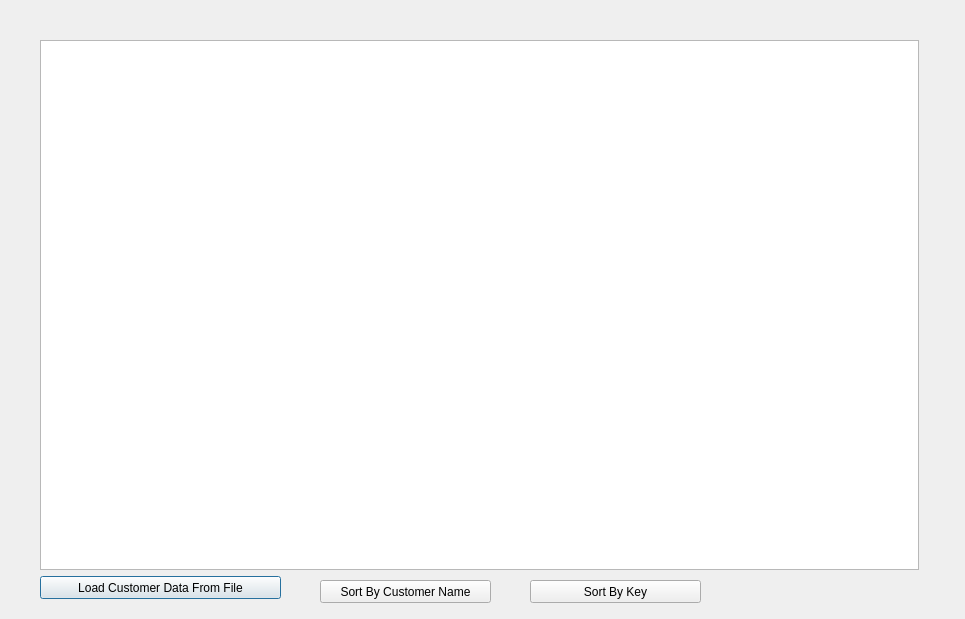
shatfield4/iCyberSecurity, file iCyberSecurity-master/iCyberSecurity-master/iCyberSecurity/adminpage.ui: the form before one commit.
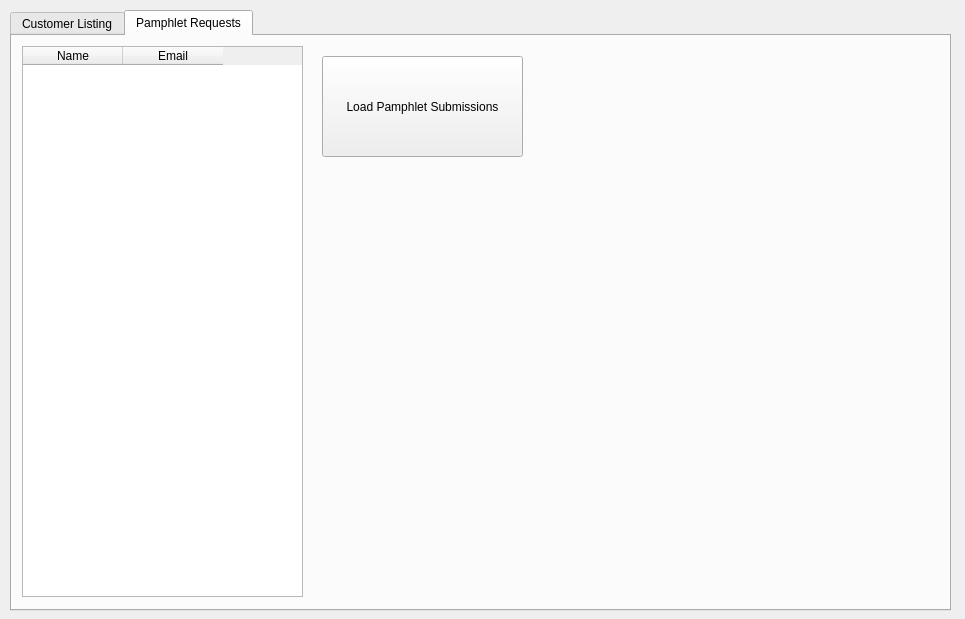
The form after the commit.

Commit message: UPDATED PAMPHLET SUBMISSION

```diff
--- a/iCyberSecurity-master/iCyberSecurity-master/iCyberSecurity/adminpage.ui
+++ b/iCyberSecurity-master/iCyberSecurity-master/iCyberSecurity/adminpage.ui
@@ -13,11 +13,40 @@
   <property name="windowTitle">
    <string>Dialog</string>
   </property>
+  <widget class="QTabWidget" name="tabWidget">
+   <property name="geometry">
+    <rect>
+     <x>10</x>
+     <y>10</y>
+     <width>941</width>
+     <height>601</height>
+    </rect>
+   </property>
+   <property name="currentIndex">
+    <number>1</number>
+   </property>
+   <widget class="QWidget" name="tab">
+    <attribute name="title">
+     <string>Customer Listing</string>
+    </attribute>
+    <widget class="QPushButton" name="pushButton_2">
+     <property name="geometry">
+      <rect>
+       <x>490</x>
+       <y>540</y>
+       <width>171</width>
+       <height>23</height>
+      </rect>
+     </property>
+     <property name="text">
+      <string>Sort By Key</string>
+     </property>
+    </widget>
   <widget class="QPushButton" name="loadCustomerData">
    <property name="geometry">
     <rect>
-     <x>40</x>
-     <y>576</y>
+       <x>20</x>
+       <y>540</y>
      <width>241</width>
      <height>23</height>
     </rect>
@@ -29,18 +58,18 @@
   <widget class="QTableWidget" name="customerTable">
    <property name="geometry">
     <rect>
-     <x>40</x>
-     <y>40</y>
-     <width>879</width>
-     <height>530</height>
+       <x>10</x>
+       <y>10</y>
+       <width>911</width>
+       <height>511</height>
     </rect>
    </property>
   </widget>
   <widget class="QPushButton" name="pushButton">
    <property name="geometry">
     <rect>
-     <x>320</x>
-     <y>580</y>
+       <x>290</x>
+       <y>540</y>
      <width>171</width>
      <height>23</height>
     </rect>
@@ -49,18 +78,48 @@
     <string>Sort By Customer Name</string>
    </property>
   </widget>
-  <widget class="QPushButton" name="pushButton_2">
+   </widget>
+   <widget class="QWidget" name="tab_2">
+    <attribute name="title">
+     <string>Pamphlet Requests</string>
+    </attribute>
+    <widget class="QTableWidget" name="pamphletTable">
    <property name="geometry">
     <rect>
-     <x>530</x>
-     <y>580</y>
-     <width>171</width>
-     <height>23</height>
-    </rect>
-   </property>
+       <x>10</x>
+       <y>10</y>
+       <width>281</width>
+       <height>551</height>
+      </rect>
+     </property>
+     <property name="columnCount">
+      <number>2</number>
+     </property>
+     <column>
    <property name="text">
-    <string>Sort By Key</string>
-   </property>
+       <string>Name</string>
+      </property>
+     </column>
+     <column>
+      <property name="text">
+       <string>Email</string>
+      </property>
+     </column>
+    </widget>
+    <widget class="QPushButton" name="buttonLoadPamphlets">
+     <property name="geometry">
+      <rect>
+       <x>310</x>
+       <y>20</y>
+       <width>201</width>
+       <height>101</height>
+      </rect>
+     </property>
+     <property name="text">
+      <string>Load Pamphlet Submissions</string>
+     </property>
+    </widget>
+   </widget>
   </widget>
  </widget>
  <resources/>
```
Lines whose indentation alone changed are shown as unchanged. The commit also changes 12 other files.
